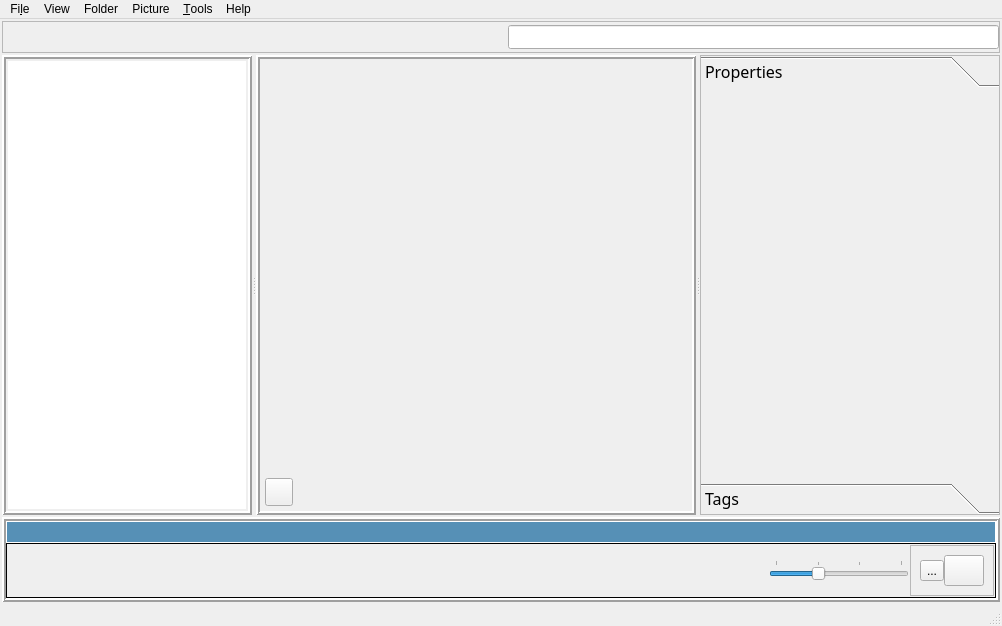
Qt form src/imagius/ui/mainwindow.ui (juliendz/imagius) before a commit.
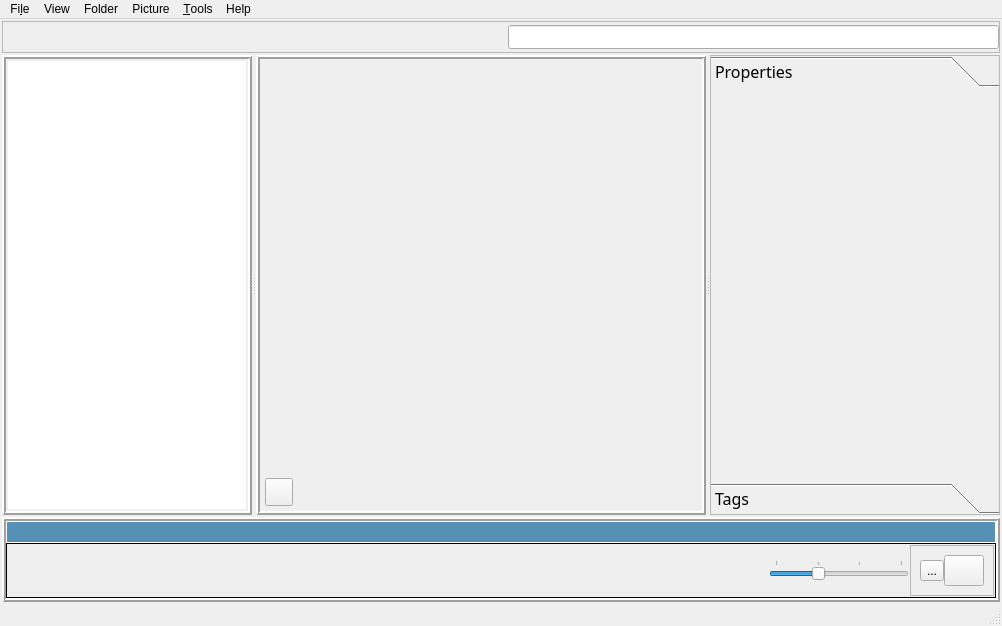
The same form after that commit. Icons and pictures are not drawn.

Commit message: Cleanup properties widget layout

Diff of the .ui file:
```diff
--- a/src/imagius/ui/mainwindow.ui
+++ b/src/imagius/ui/mainwindow.ui
@@ -420,7 +420,7 @@
              <widget class="QFrame" name="frame_metadata">
               <property name="maximumSize">
                <size>
-                <width>300</width>
+                <width>290</width>
                 <height>16777215</height>
                </size>
               </property>
@@ -459,7 +459,7 @@
                    <rect>
                     <x>0</x>
                     <y>0</y>
-                    <width>298</width>
+                    <width>288</width>
                     <height>386</height>
                    </rect>
                   </property>
```
Left out of the diff: 2 changed lines with no effect on the pictures. The commit also changes 5 other files.
